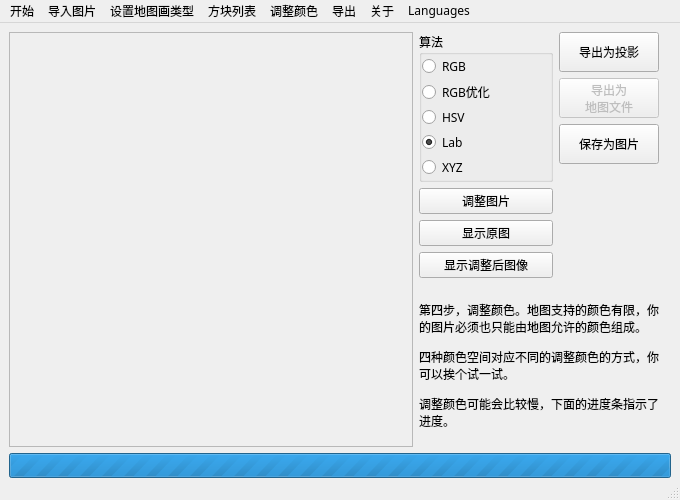
This is others/mainwindow.ui in SlopeCraft/SlopeCraft as Qt 5 draws it before an edit. The edited form follows.
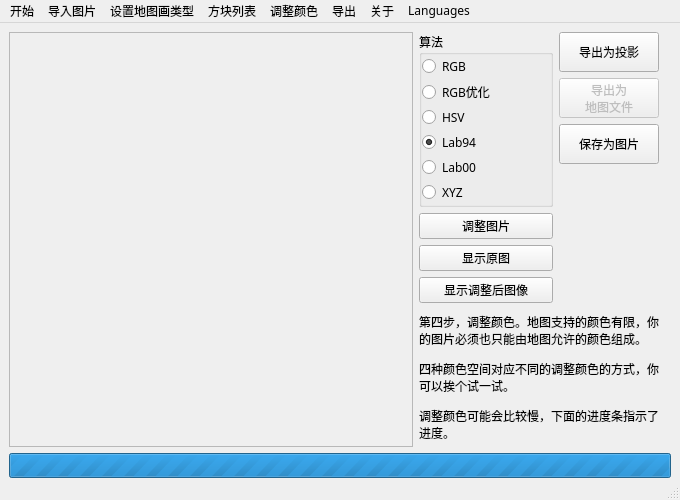
This is the edited form. Icons and pictures are not drawn.

Commit message: 增加Lab00按钮

```diff
--- a/others/mainwindow.ui
+++ b/others/mainwindow.ui
@@ -8704,13 +8704,25 @@
                   </font>
                  </property>
                  <property name="text">
-                  <string>Lab</string>
+                  <string>Lab94</string>
                  </property>
                  <property name="checked">
                   <bool>true</bool>
                  </property>
                 </widget>
                </item>
+               <item>
+                <widget class="QRadioButton" name="isColorSpaceLab00">
+                 <property name="font">
+                  <font>
+                   <family>微软雅黑</family>
+                  </font>
+                 </property>
+                 <property name="text">
+                  <string>Lab00</string>
+                 </property>
+                </widget>
+               </item>
                <item>
                 <widget class="QRadioButton" name="isColorSpaceXYZ">
                  <property name="font">
```
Left out of the diff: 29 changed lines with no effect on the pictures. The commit also changes 4 other files.
